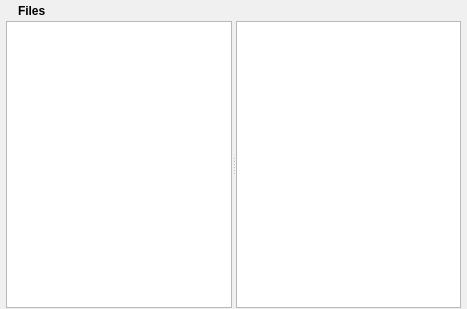
Above: retroshare-gui/src/gui/SharedFilesDialog.ui from RetroShare/RetroShare before the change. Below: the same form after it.
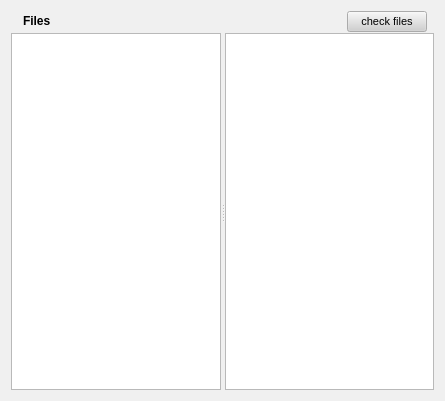
That is the form after the change. Icons and pictures are not drawn.

The edit to the form file:
```diff
--- a/retroshare-gui/src/gui/SharedFilesDialog.ui
+++ b/retroshare-gui/src/gui/SharedFilesDialog.ui
@@ -5,8 +5,8 @@
    <rect>
     <x>0</x>
     <y>0</y>
-    <width>467</width>
-    <height>309</height>
+    <width>445</width>
+    <height>401</height>
    </rect>
   </property>
   <property name="sizePolicy" >
@@ -499,18 +499,6 @@
    <enum>Qt::NoContextMenu</enum>
   </property>
   <layout class="QGridLayout" >
-   <property name="leftMargin" >
-    <number>6</number>
-   </property>
-   <property name="topMargin" >
-    <number>1</number>
-   </property>
-   <property name="rightMargin" >
-    <number>6</number>
-   </property>
-   <property name="bottomMargin" >
-    <number>1</number>
-   </property>
    <property name="horizontalSpacing" >
     <number>1</number>
    </property>
@@ -518,59 +506,10 @@
     <number>1</number>
    </property>
    <item row="0" column="0" >
-    <layout class="QGridLayout" >
-     <property name="leftMargin" >
-      <number>0</number>
-     </property>
-     <property name="topMargin" >
-      <number>0</number>
-     </property>
-     <property name="rightMargin" >
-      <number>0</number>
-     </property>
-     <property name="bottomMargin" >
-      <number>0</number>
-     </property>
-     <property name="horizontalSpacing" >
-      <number>0</number>
-     </property>
-     <property name="verticalSpacing" >
-      <number>0</number>
-     </property>
-     <item row="0" column="0" >
-      <layout class="QGridLayout" >
-       <property name="leftMargin" >
-        <number>0</number>
-       </property>
-       <property name="topMargin" >
-        <number>0</number>
-       </property>
-       <property name="rightMargin" >
-        <number>0</number>
-       </property>
-       <property name="bottomMargin" >
-        <number>0</number>
-       </property>
-       <property name="horizontalSpacing" >
-        <number>0</number>
-       </property>
-       <property name="verticalSpacing" >
-        <number>0</number>
-       </property>
-       <item row="0" column="1" >
-        <spacer>
-         <property name="orientation" >
-          <enum>Qt::Horizontal</enum>
-         </property>
-         <property name="sizeHint" >
-          <size>
-           <width>40</width>
-           <height>20</height>
-          </size>
-         </property>
-        </spacer>
-       </item>
-       <item row="0" column="0" >
+    <layout class="QVBoxLayout" >
+     <item>
+      <layout class="QHBoxLayout" >
+       <item>
         <layout class="QGridLayout" >
          <property name="leftMargin" >
           <number>0</number>
@@ -612,9 +551,39 @@
          </item>
         </layout>
        </item>
+       <item>
+        <spacer>
+         <property name="orientation" >
+          <enum>Qt::Horizontal</enum>
+         </property>
+         <property name="sizeHint" >
+          <size>
+           <width>271</width>
+           <height>20</height>
+          </size>
+         </property>
+        </spacer>
+       </item>
+       <item>
+        <widget class="QPushButton" name="checkButton" >
+         <property name="text" >
+          <string>check files</string>
+         </property>
+        </widget>
+       </item>
+       <item>
+        <widget class="QLabel" name="hashLabel" >
+         <property name="text" >
+          <string/>
+         </property>
+         <property name="pixmap" >
+          <pixmap resource="images.qrc" >:/qss/black/checkBox_selected.png</pixmap>
+         </property>
+        </widget>
+       </item>
       </layout>
      </item>
-     <item row="1" column="0" >
+     <item>
       <widget class="QSplitter" name="splitter" >
        <property name="sizePolicy" >
         <sizepolicy vsizetype="Expanding" hsizetype="Expanding" >
```
